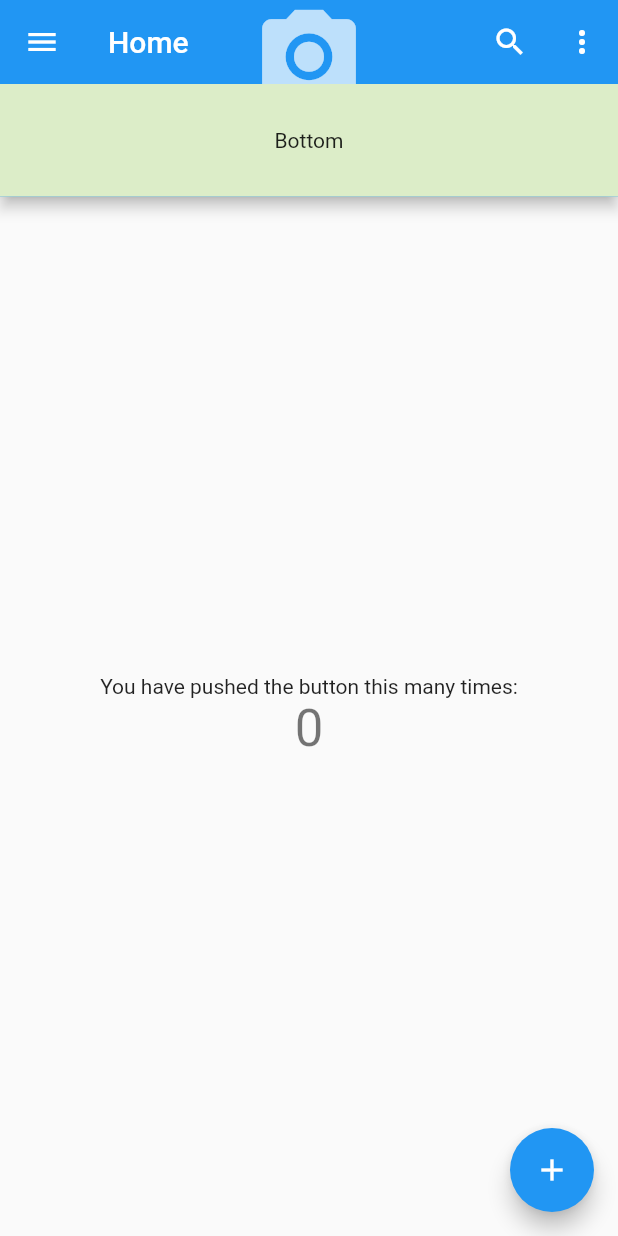
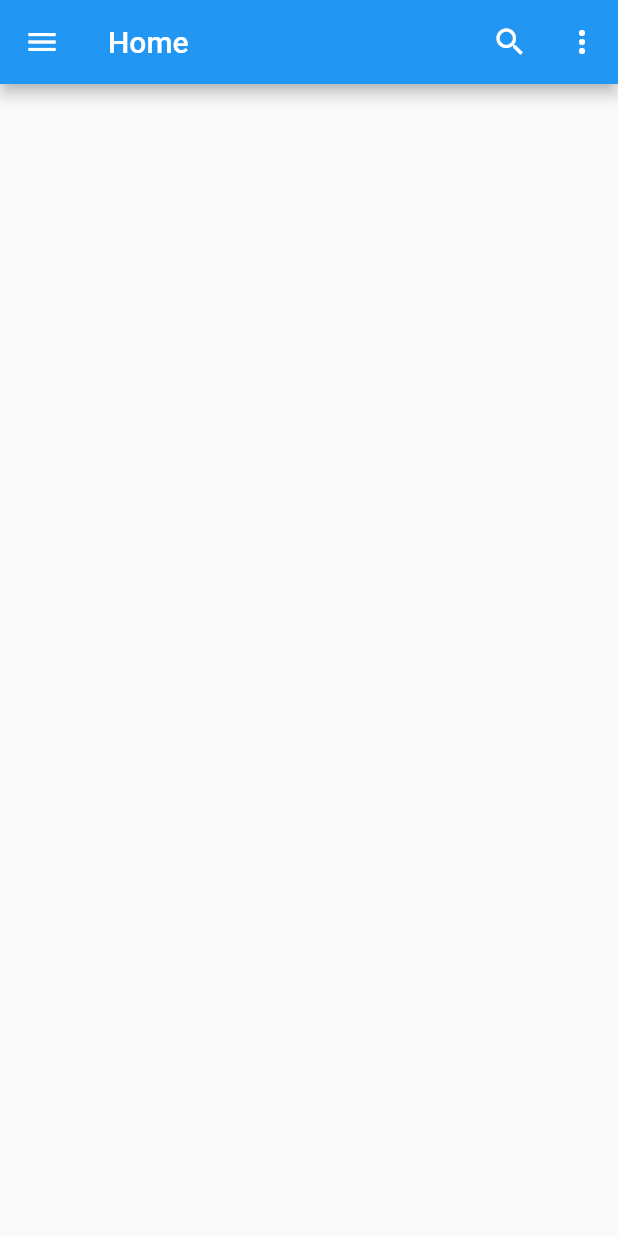
Before and after one commit to Jordan-Gillard/default-flutter-template, a Flutter app: the MyHomePage screen opened directly, on a phone screen of 412 x 824 dp. Run offline on Flutter 3.47's test engine with Material 2 defaults, Android fonts, the phone set to English and light mode, and no system bars; missing offline and left inert: ch6_basics; statements that could not run were skipped.

Commit message:
feat: Removes unnecessary comments and code

```diff
--- a/flutter_project/lib/pages/home.dart
+++ b/flutter_project/lib/pages/home.dart
@@ -1,16 +1,14 @@
 import 'package:flutter/material.dart';
 
 class Home extends StatelessWidget {
-  // This widget is the root of your application.
   @override
   Widget build(BuildContext context) {
     return MaterialApp(
       title: 'Flutter Demo',
       theme: ThemeData(
-        // is not restarted.
         primarySwatch: Colors.lightGreen,
       ),
-      home: MyHomePage(title: 'Flutter Demo Home Page'),
+      home: MyHomePage(title: 'Flutter Home Page'),
     );
   }
 }
@@ -25,14 +23,6 @@ class MyHomePage extends StatefulWidget {
 }
 
 class _MyHomePageState extends State<MyHomePage> {
-  int _counter = 0;
-
-  void _incrementCounter() {
-    setState(() {
-      _counter++;
-    });
-  }
-
   @override
   Widget build(BuildContext context) {
     return Scaffold(
@@ -52,42 +42,11 @@ class _MyHomePageState extends State<MyHomePage> {
             onPressed: () {},
           )
         ],
-          flexibleSpace: SafeArea(
-            child: Icon(
-              Icons.photo_camera,
-              size: 75.0,
-              color: Colors.white70,
       ),
-          ),
-          bottom: PreferredSize(
-            child: Container(
-              color: Colors.lightGreen.shade100,
-              height: 75.0,
-              width: double.infinity,
-              child: Center(
-                child: Text('Bottom'),
-              ),
-            ),
-            preferredSize: Size.fromHeight(75.0),
-          )),
       body: Center(
         child: Column(
           mainAxisAlignment: MainAxisAlignment.center,
-          children: <Widget>[
-            Text(
-              'You have pushed the button this many times:',
         ),
-            Text(
-              '$_counter',
-              style: Theme.of(context).textTheme.headline4,
-            ),
-          ],
-        ),
-      ),
-      floatingActionButton: FloatingActionButton(
-        onPressed: _incrementCounter,
-        tooltip: 'Increment',
-        child: Icon(Icons.add),
       ),
     );
   }
```
Also changed, not shown: flutter_project/pubspec.yaml (+3 -57 lines). Lines whose indentation alone changed are shown as unchanged.
